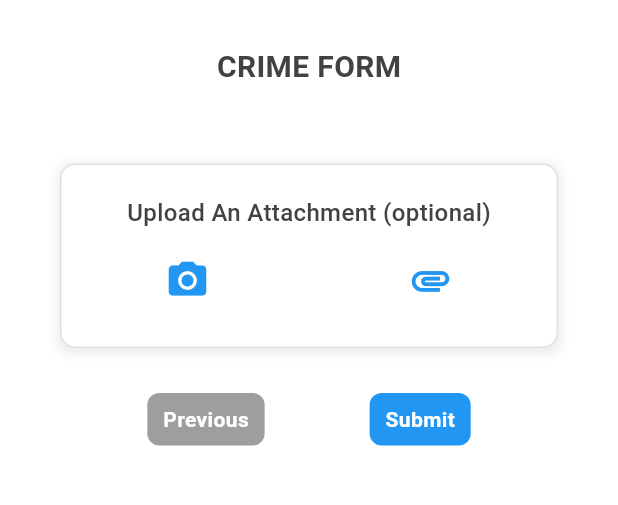
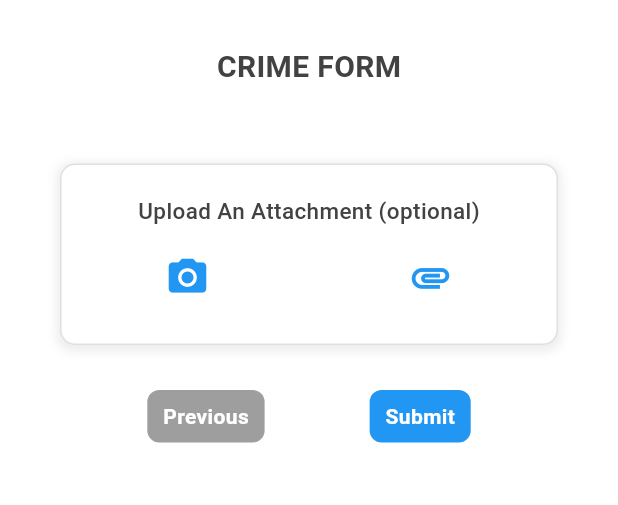
Before and after one commit to odilon-cloud/silent-signal-mobile, a Flutter app: the CrimeReportForm screen opened directly, swiped to page 2, on a phone screen of 412 x 824 dp, the part 195-700 px from its top. Run offline on Flutter 3.47's test engine with Material 3 defaults, Android fonts, the phone set to English and light mode, and no system bars.

```diff
--- a/lib/features/crime_report_form.dart
+++ b/lib/features/crime_report_form.dart
@@ -303,7 +303,7 @@ class _CrimeReportFormState extends State<CrimeReportForm> {
                     curve: Curves.easeInOut,
                   );
                 },
-                buttonText: "Next",
+                buttonText: "Continue",
                 buttonColor: Colors.blue,
                 height: 35,
               ),
@@ -367,7 +367,7 @@ class _CrimeReportFormState extends State<CrimeReportForm> {
       Text(
         'Upload An Attachment (optional)',
         style: TextStyle(
-          fontSize: 16,
+          fontSize: 15,
           color: Colors.grey[800],
           fontWeight: FontWeight.w500,
         ),
```
